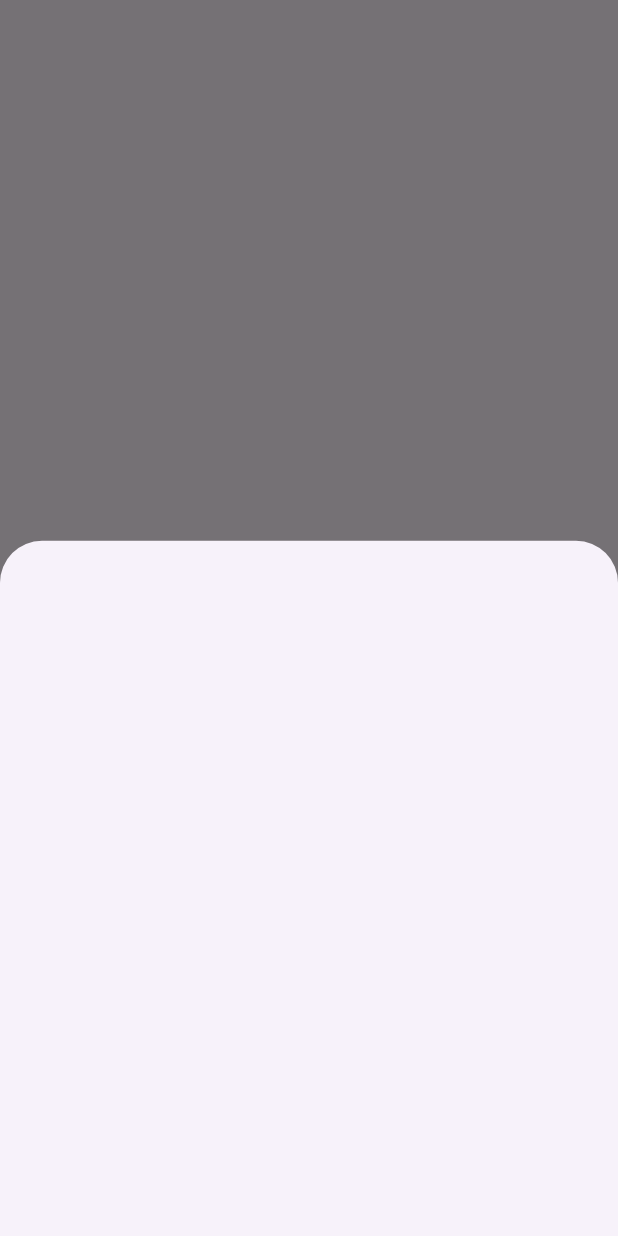
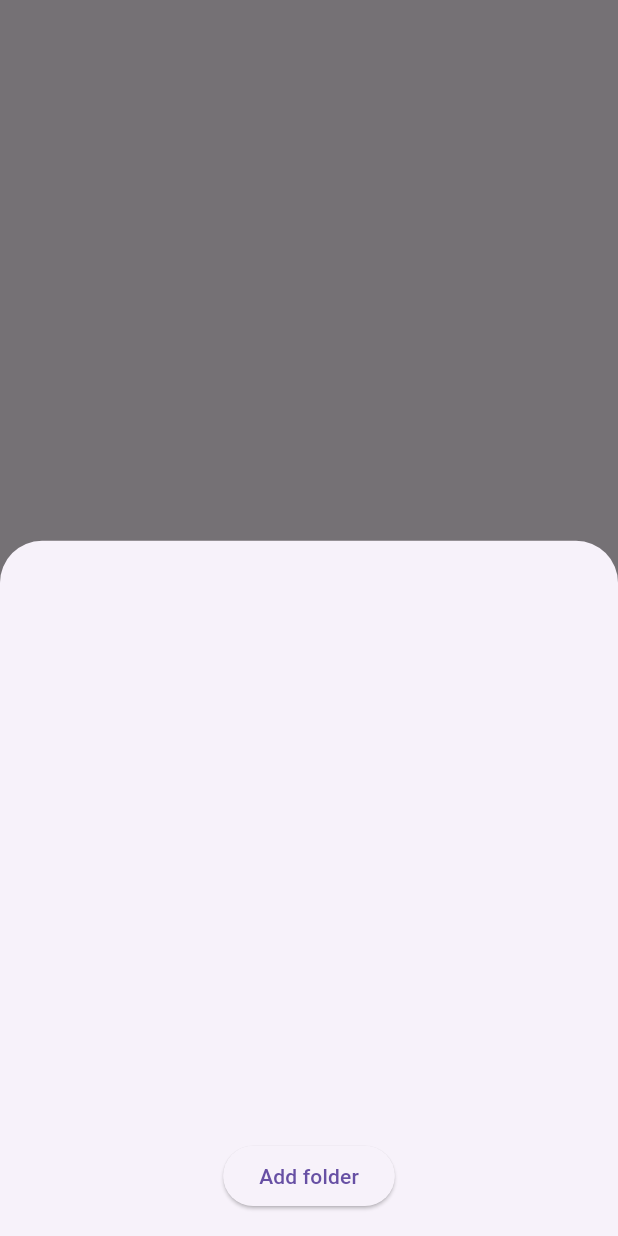
Before and after one commit to iooojik/simple_todo_list_app, a Flutter app: the screen it shows after launch, after a tap on the "list" icon, on a phone screen of 412 x 824 dp. Run offline on Flutter 3.47's test engine with Material 3 defaults, Android fonts, the phone set to English and light mode, and no system bars.

Commit message:
adding folders

```diff
--- a/lib/entity/folder_item.dart
+++ b/lib/entity/folder_item.dart
@@ -1,4 +1,6 @@
 class FolderItem {
   int id = 0;
   String name = "";
+
+  FolderItem(this.name);
 }
--- a/lib/strings/list.dart
+++ b/lib/strings/list.dart
@@ -6,4 +6,6 @@ class Strings {
   static String _strById(String strId) => Vocab.vocab[strId]![lang] ?? "";
 
   static String addTodoTooltip() => _strById("addTaskToolTip");
+
+  static String addFolder() => _strById("addFolder");
 }
--- a/lib/strings/vocab.dart
+++ b/lib/strings/vocab.dart
@@ -6,6 +6,10 @@ class Vocab {
     "addTaskToolTip": {
       EnLang: "Add task",
       RuLang: "Добавить задачу",
+    },
+    "addFolder": {
+      EnLang: "Add folder",
+      RuLang: "Добавить заметку",
     }
   };
 }
--- a/lib/views/pages/folder_selector/model.dart
+++ b/lib/views/pages/folder_selector/model.dart
@@ -14,4 +14,14 @@ class Model {
       items: items ?? this.items,
     );
   }
+
+  Future<List<FolderItem>> getFolders() async {
+    // todo get from local storage
+    List<FolderItem> folders = [];
+    return folders;
+  }
+
+  addFolder(FolderItem item) async {
+    //   todo add to db
+  }
 }
--- a/lib/views/pages/folder_selector/view.dart
+++ b/lib/views/pages/folder_selector/view.dart
@@ -1,27 +1,61 @@
 import 'package:flutter/material.dart';
 import 'package:provider/provider.dart';
+import 'package:todo_list_app/entity/folder_item.dart';
+import 'package:todo_list_app/strings/list.dart';
 import 'package:todo_list_app/views/pages/folder_selector/view_model.dart';
 import 'package:todo_list_app/views/widgets/folder_item_widget.dart';
 
-class FolderView extends StatelessWidget {
+class FolderView extends StatefulWidget {
   const FolderView({Key? key}) : super(key: key);
 
   @override
-  Widget build(BuildContext context) {
-    var viewModel = context.watch<FolderViewModel>();
-
-    return ListView.builder(
-      itemBuilder: (_, int index) => FolderItemWidget(
-        item: viewModel.state.items[index],
-        // onDelete: viewModel.dellItem,
-        // onToogle: viewModel.toogleItem,
-      ),
-      itemCount: viewModel.state.items.length,
-    );
-  }
+  FolderViewState createState() => FolderViewState();
 
   static Widget create() => ChangeNotifierProvider(
         create: (_) => FolderViewModel(),
         child: const FolderView(),
       );
 }
+
+class FolderViewState extends State<FolderView> {
+  @override
+  void initState() {
+    super.initState();
+
+    WidgetsBinding.instance.addPostFrameCallback((_) {
+      var viewModel = context.read<FolderViewModel>();
+      viewModel.fetchFolders();
+    });
+  }
+
+  @override
+  Widget build(BuildContext context) {
+    var viewModel = context.watch<FolderViewModel>();
+
+    return Container(
+      padding: const EdgeInsets.all(16.0),
+      child: Column(
+        mainAxisSize: MainAxisSize.min,
+        children: <Widget>[
+          Expanded(
+            child: ListView.builder(
+              itemBuilder: (_, int index) => FolderItemWidget(
+                item: viewModel.state.items[index],
+              ),
+              itemCount: viewModel.state.items.length,
+            ),
+          ),
+          const SizedBox(height: 16.0),
+          ElevatedButton(
+            onPressed: () async {
+              await viewModel.addFolder(
+                FolderItem(viewModel.state.items.length.toString()),
+              );
+            },
+            child: Text(Strings.addFolder()),
+          ),
+        ],
+      ),
+    );
+  }
+}
--- a/lib/views/pages/folder_selector/view_model.dart
+++ b/lib/views/pages/folder_selector/view_model.dart
@@ -1,6 +1,5 @@
 import 'package:flutter/material.dart';
 import 'package:todo_list_app/entity/folder_item.dart';
-import 'package:todo_list_app/entity/todo_item.dart';
 import 'package:todo_list_app/views/pages/folder_selector/model.dart';
 
 class FolderViewModel extends ChangeNotifier {
@@ -13,5 +12,20 @@ class FolderViewModel extends ChangeNotifier {
     notifyListeners();
   }
 
+  Future<void> fetchFolders() async {
+    List<FolderItem> folders = await _state.getFolders();
 
+    state = state.copyWith(items: folders);
+  }
+
+  addFolder(FolderItem item) async {
+    var list = state.items.toList();
+    if (!list.any((element) => element.name == item.name)) {
+      _state.addFolder(item);
+
+      list.add(item);
+
+      state = state.copyWith(items: list);
+    }
+  }
 }
--- a/lib/views/pages/list/view.dart
+++ b/lib/views/pages/list/view.dart
@@ -1,7 +1,8 @@
+import 'dart:developer';
+
 import 'package:flutter/material.dart';
 import 'package:provider/provider.dart';
 import 'package:todo_list_app/strings/list.dart';
-import 'package:todo_list_app/views/dialogs/todo_add_dialog.dart';
 import 'package:todo_list_app/views/pages/folder_selector/view.dart';
 import 'package:todo_list_app/views/pages/list/view_model.dart';
 import 'package:todo_list_app/views/widgets/todo_item_widget.dart';
--- a/lib/views/widgets/folder_item_widget.dart
+++ b/lib/views/widgets/folder_item_widget.dart
@@ -1,6 +1,5 @@
 import 'package:flutter/material.dart';
 import 'package:todo_list_app/entity/folder_item.dart';
-import 'package:todo_list_app/entity/todo_item.dart';
 
 class FolderItemWidget extends StatelessWidget {
   final FolderItem item;
```
